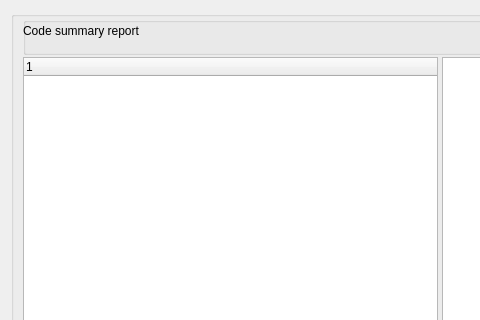
This is src/GUI_UIs/ui_dialog_report_code_summary.ui in Amgoth-Suresh/Qualcoder-Test as Qt 5 draws it before an edit; both pictures show x 0 to 480 and y 0 to 320 of the 880 by 670 pixel window. The edited form follows.
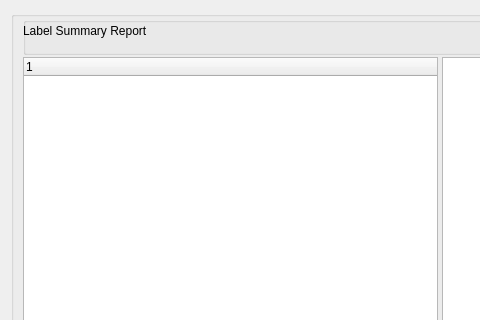
This is the edited form.

Commit message: Changed software layout  names from Coding, Codes to Labeling and Labels

```diff
--- a/src/GUI_UIs/ui_dialog_report_code_summary.ui
+++ b/src/GUI_UIs/ui_dialog_report_code_summary.ui
@@ -131,7 +131,7 @@
           </size>
          </property>
          <property name="text">
-          <string>Code summary report</string>
+          <string>Label Summary Report</string>
          </property>
         </widget>
        </widget>
```
The commit also changes 54 other files.
